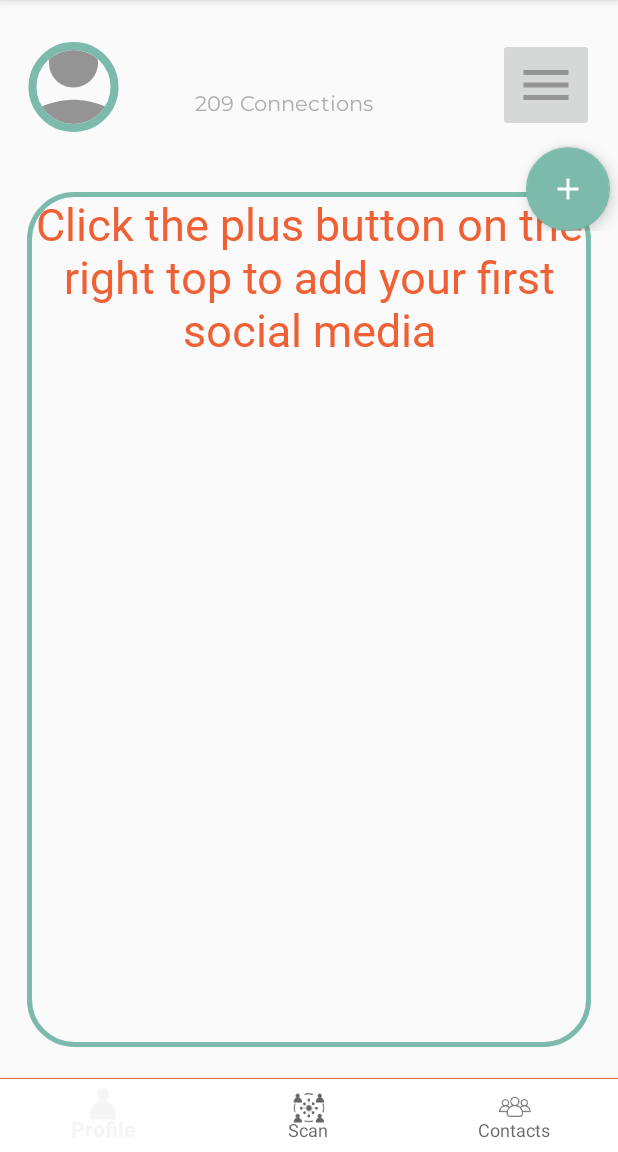
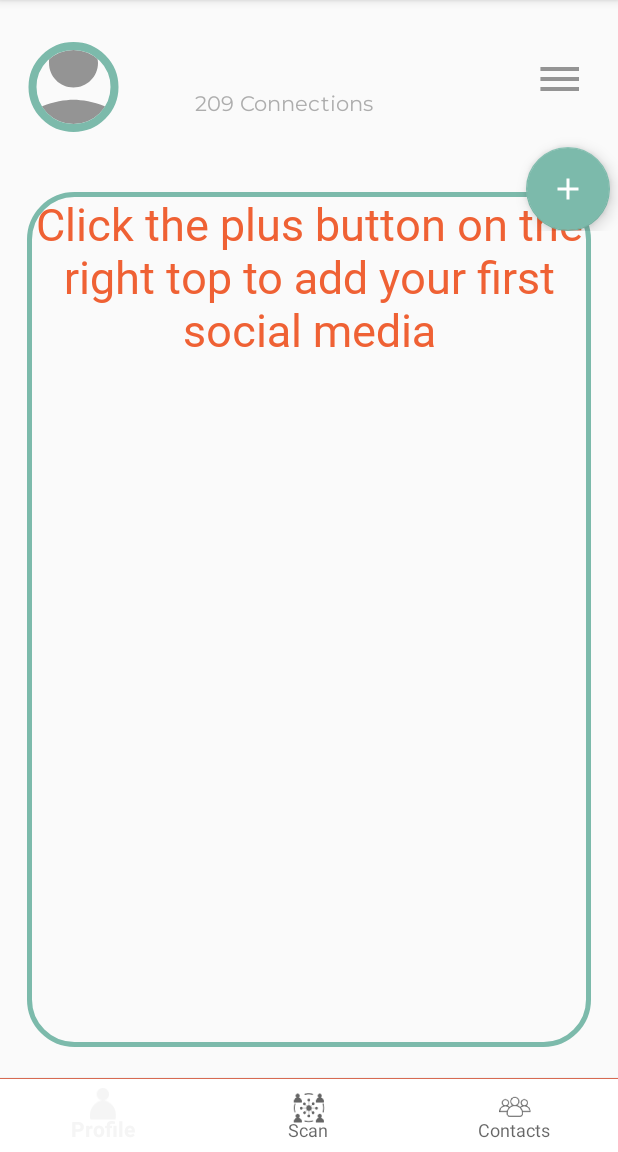
Before and after one commit to mlazana/addMe-Android, an Android app: the screen it shows after launch once a user with an empty profile is signed in (MainActivity), on a phone screen of 412 x 824 dp, the part 84-1236 px from its top. Run offline under Robolectric (Android 15) with nearby library versions, the phone set to English and light mode, and no system bars; our stand-ins replace CircleImageView, Firebase (no records; nobody signed in at launch, a user with empty details on screens opened directly); Roboto replaces fonts that are not available here; 8 statements that could not run were skipped.

Commit message:
Refactor the menu button design

```diff
--- a/app/src/main/res/drawable/ic_menu.xml
+++ b/app/src/main/res/drawable/ic_menu.xml
@@ -1,5 +1,5 @@
 <vector android:height="40dp" android:tint="#949494"
-    android:viewportHeight="24.0" android:viewportWidth="24.0"
+    android:viewportHeight="30.0" android:viewportWidth="28.0"
     android:width="40dp" xmlns:android="http://schemas.android.com/apk/res/android">
     <path android:fillColor="#FF000000" android:pathData="M3,18h18v-2L3,16v2zM3,13h18v-2L3,11v2zM3,6v2h18L21,6L3,6z"/>
 </vector>
--- a/app/src/main/res/layout/activity_main.xml
+++ b/app/src/main/res/layout/activity_main.xml
@@ -19,6 +19,7 @@
 
             <ImageButton
                 android:id="@+id/popup"
+                android:background="@null"
                 android:layout_width="wrap_content"
                 android:layout_height="65dp"
                 android:layout_alignParentTop="true"
--- a/app/src/main/res/menu/popup_menu.xml
+++ b/app/src/main/res/menu/popup_menu.xml
@@ -1,6 +1,7 @@
 <?xml version="1.0" encoding="utf-8"?>
 <menu xmlns:android="http://schemas.android.com/apk/res/android">
-    <item
-        android:id="@+id/settings"
-        android:title="Settings" />
+    <item android:id="@+id/settings" android:title="Settings" />
+    <item android:id="@+id/about" android:title="About Us" />
+    <item android:id="@+id/security" android:title="Security" />
+    <item android:id="@+id/privacy" android:title="Privacy" />
 </menu>
```
